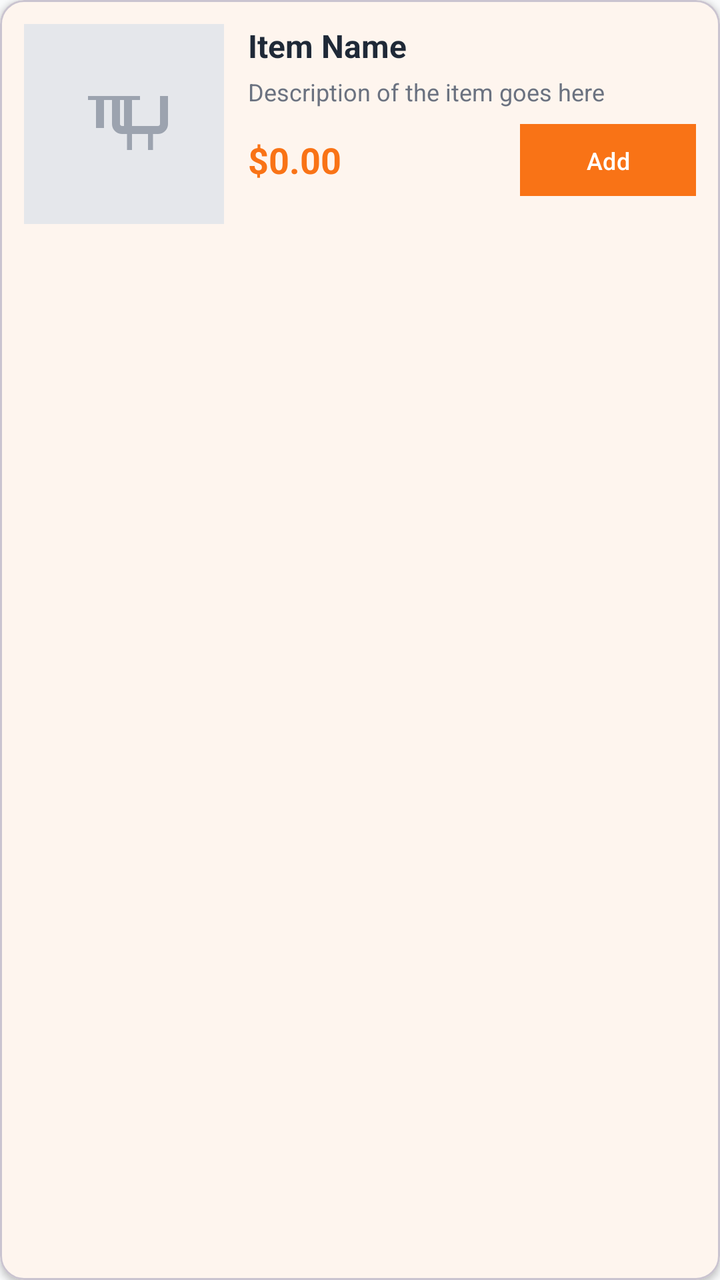
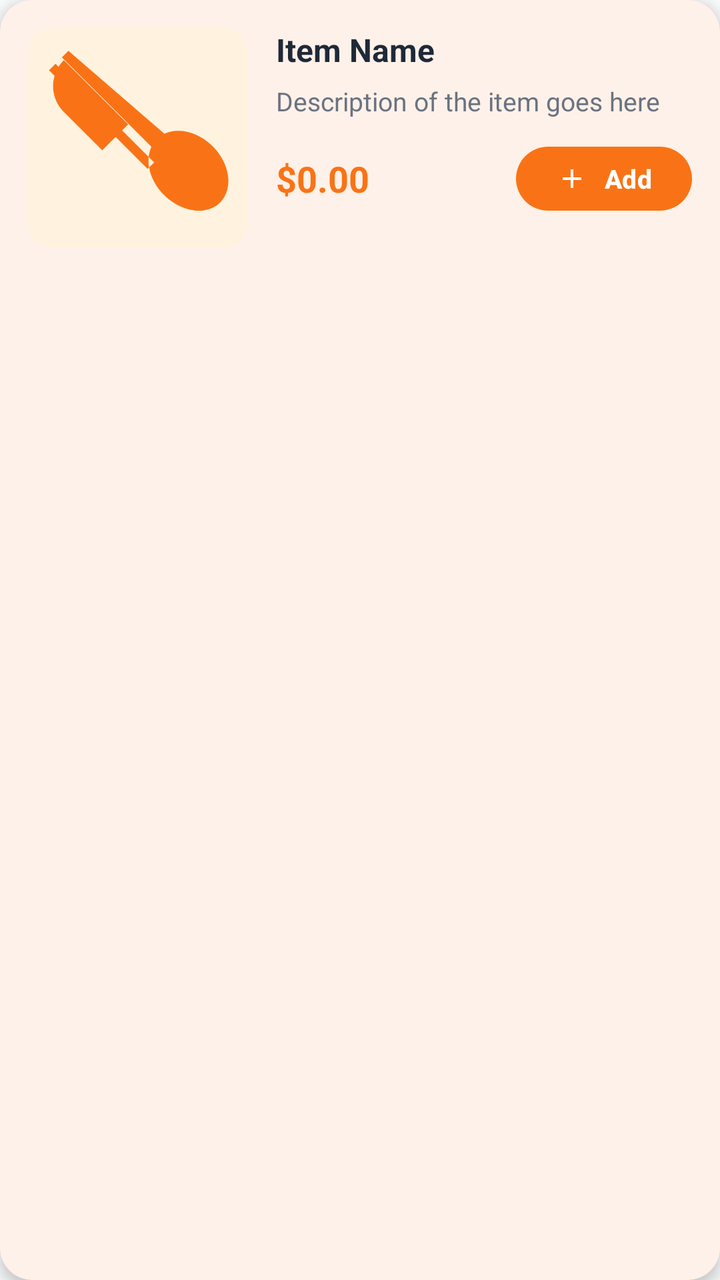

Compare the two renders of this Android layout. The source of the first and the diff that turns it into the second are given below.
<!-- AndroidManifest.xml: application theme Theme.ZimFeast -->
<!-- res/layout/item_menu.xml -->
<?xml version="1.0" encoding="utf-8"?>
<com.google.android.material.card.MaterialCardView
    xmlns:android="http://schemas.android.com/apk/res/android"
    xmlns:app="http://schemas.android.com/apk/res-auto"
    android:layout_width="match_parent"
    android:layout_height="wrap_content"
    android:layout_marginBottom="12dp"
    app:cardCornerRadius="12dp"
    app:cardElevation="2dp"
    app:cardBackgroundColor="@color/card_background">

    <LinearLayout
        android:layout_width="match_parent"
        android:layout_height="wrap_content"
        android:orientation="horizontal"
        android:padding="12dp">

        <ImageView
            android:id="@+id/iv_item_image"
            android:layout_width="100dp"
            android:layout_height="100dp"
            android:scaleType="centerCrop"
            android:src="@drawable/placeholder_restaurant" />

        <LinearLayout
            android:layout_width="0dp"
            android:layout_height="wrap_content"
            android:layout_weight="1"
            android:layout_marginStart="12dp"
            android:orientation="vertical">

            <LinearLayout
                android:layout_width="match_parent"
                android:layout_height="wrap_content"
                android:orientation="horizontal">

                <TextView
                    android:id="@+id/tv_item_name"
                    android:layout_width="0dp"
                    android:layout_height="wrap_content"
                    android:layout_weight="1"
                    android:text="Item Name"
                    android:textColor="@color/text_primary"
                    android:textSize="16sp"
                    android:textStyle="bold"
                    android:maxLines="2"
                    android:ellipsize="end" />

                <TextView
                    android:id="@+id/tv_unavailable"
                    android:layout_width="wrap_content"
                    android:layout_height="wrap_content"
                    android:background="@drawable/bg_chip_outline"
                    android:paddingHorizontal="8dp"
                    android:paddingVertical="2dp"
                    android:text="Unavailable"
                    android:textColor="@color/error"
                    android:textSize="10sp"
                    android:visibility="gone" />

            </LinearLayout>

            <TextView
                android:id="@+id/tv_item_description"
                android:layout_width="match_parent"
                android:layout_height="wrap_content"
                android:layout_marginTop="4dp"
                android:text="Description of the item goes here"
                android:textColor="@color/text_secondary"
                android:textSize="12sp"
                android:maxLines="2"
                android:ellipsize="end" />

            <TextView
                android:id="@+id/tv_category"
                android:layout_width="wrap_content"
                android:layout_height="wrap_content"
                android:layout_marginTop="6dp"
                android:background="@drawable/bg_chip_outline"
                android:paddingHorizontal="8dp"
                android:paddingVertical="2dp"
                android:text="Category"
                android:textColor="@color/text_secondary"
                android:textSize="10sp"
                android:visibility="gone" />

            <LinearLayout
                android:layout_width="match_parent"
                android:layout_height="wrap_content"
                android:layout_marginTop="8dp"
                android:orientation="horizontal"
                android:gravity="center_vertical">

                <TextView
                    android:id="@+id/tv_price"
                    android:layout_width="0dp"
                    android:layout_height="wrap_content"
                    android:layout_weight="1"
                    android:text="$0.00"
                    android:textColor="@color/primary"
                    android:textSize="18sp"
                    android:textStyle="bold" />

                <Button
                    android:id="@+id/btn_add_to_cart"
                    android:layout_width="wrap_content"
                    android:layout_height="36dp"
                    android:text="Add"
                    android:textColor="@android:color/white"
                    android:textSize="12sp"
                    android:background="@drawable/gradient_primary"
                    android:paddingHorizontal="16dp" />

            </LinearLayout>

        </LinearLayout>

    </LinearLayout>

</com.google.android.material.card.MaterialCardView>
<!-- resources referenced by this layout -->
<resources>
  <color name="card_background">#FFFFFF</color>
  <color name="error">#EF4444</color>
  <color name="primary">#F97316</color>
  <color name="text_primary">#1F2937</color>
  <color name="text_secondary">#6B7280</color>
  <!-- drawable bg_chip_outline (drawable) -->
  <?xml version="1.0" encoding="utf-8"?>
  <shape xmlns:android="http://schemas.android.com/apk/res/android"
      android:shape="rectangle">
      <corners android:radius="9999dp" />
      <stroke
          android:width="1dp"
          android:color="@color/primary" />
      <solid android:color="@android:color/transparent" />
  </shape>
  <!-- drawable gradient_primary (drawable) -->
  <?xml version="1.0" encoding="utf-8"?>
  <shape xmlns:android="http://schemas.android.com/apk/res/android">
      <gradient
          android:angle="135"
          android:startColor="@color/primary"
          android:centerColor="@color/primary_dark"
          android:endColor="@color/primary_variant" />
  </shape>
  <!-- drawable placeholder_restaurant (drawable) -->
  <?xml version="1.0" encoding="utf-8"?>
  <vector xmlns:android="http://schemas.android.com/apk/res/android"
      android:width="100dp"
      android:height="100dp"
      android:viewportWidth="100"
      android:viewportHeight="100">
      <path
          android:fillColor="#E5E7EB"
          android:pathData="M0,0h100v100h-100z" />
      <path
          android:fillColor="#9CA3AF"
          android:pathData="M44,38h-4v14h-4V38h-4v-2h12v2zM58,38h-4v14h-4V38h-4v-2h12v2zM72,36v14c0,2.76 -2.24,5 -5,5h-2.5v8H62v-8H54v8h-2.5v-8H49c-2.76,0 -5,-2.24 -5,-5V36h4v14c0,0.55 0.45,1 1,1h18c0.55,0 1,-0.45 1,-1V36h4z" />
  </vector>
  <style name="Theme.ZimFeast" parent="Theme.Material3.DayNight.NoActionBar">
          <item name="colorPrimary">@color/primary</item>
          <item name="colorPrimaryDark">@color/primary_dark</item>
          <item name="colorPrimaryVariant">@color/primary_variant</item>
          <item name="colorSecondary">@color/secondary</item>
          <item name="colorSecondaryVariant">@color/secondary_variant</item>
          <item name="android:colorBackground">@color/background</item>
          <item name="colorSurface">@color/surface</item>
          <item name="colorError">@color/error</item>
          <item name="colorOnPrimary">@color/on_primary</item>
          <item name="colorOnSecondary">@color/on_secondary</item>
          <item name="colorOnBackground">@color/on_background</item>
          <item name="colorOnSurface">@color/on_surface</item>
          <item name="colorOnError">@color/on_error</item>
          <item name="android:statusBarColor">@color/background</item>
          <item name="android:navigationBarColor">@color/background</item>
      </style>
  <color name="primary_dark">#EA580C</color>
  <color name="primary_variant">#C2410C</color>
  <color name="secondary">#FB923C</color>
  <color name="secondary_variant">#FDBA74</color>
  <color name="background">#F9FAFB</color>
  <color name="surface">#FFFFFF</color>
  <color name="on_primary">#FFFFFF</color>
  <color name="on_secondary">#FFFFFF</color>
  <color name="on_background">#1F2937</color>
  <color name="on_surface">#1F2937</color>
  <color name="on_error">#FFFFFF</color>
</resources>

<!-- the commit's change to res/layout/item_menu.xml (unified diff, before → after) -->
@@ -5,28 +5,37 @@
     android:layout_width="match_parent"
     android:layout_height="wrap_content"
     android:layout_marginBottom="12dp"
-    app:cardCornerRadius="12dp"
-    app:cardElevation="2dp"
-    app:cardBackgroundColor="@color/card_background">
+    app:cardCornerRadius="16dp"
+    app:cardElevation="4dp"
+    app:cardBackgroundColor="@color/card_background"
+    app:strokeWidth="0dp">
 
     <LinearLayout
         android:layout_width="match_parent"
         android:layout_height="wrap_content"
         android:orientation="horizontal"
-        android:padding="12dp">
+        android:padding="14dp">
 
-        <ImageView
-            android:id="@+id/iv_item_image"
-            android:layout_width="100dp"
-            android:layout_height="100dp"
-            android:scaleType="centerCrop"
-            android:src="@drawable/placeholder_restaurant" />
+        <androidx.cardview.widget.CardView
+            android:layout_width="110dp"
+            android:layout_height="110dp"
+            app:cardCornerRadius="12dp"
+            app:cardElevation="0dp">
+
+            <ImageView
+                android:id="@+id/iv_item_image"
+                android:layout_width="match_parent"
+                android:layout_height="match_parent"
+                android:scaleType="centerCrop"
+                android:src="@drawable/placeholder_food" />
+
+        </androidx.cardview.widget.CardView>
 
         <LinearLayout
             android:layout_width="0dp"
             android:layout_height="wrap_content"
             android:layout_weight="1"
-            android:layout_marginStart="12dp"
+            android:layout_marginStart="14dp"
             android:orientation="vertical">
 
             <LinearLayout
@@ -44,18 +53,20 @@
                     android:textSize="16sp"
                     android:textStyle="bold"
                     android:maxLines="2"
-                    android:ellipsize="end" />
+                    android:ellipsize="end"
+                    android:lineSpacingExtra="2dp" />
 
                 <TextView
                     android:id="@+id/tv_unavailable"
                     android:layout_width="wrap_content"
                     android:layout_height="wrap_content"
-                    android:background="@drawable/bg_chip_outline"
+                    android:background="@drawable/bg_chip_error"
                     android:paddingHorizontal="8dp"
-                    android:paddingVertical="2dp"
-                    android:text="Unavailable"
-                    android:textColor="@color/error"
+                    android:paddingVertical="3dp"
+                    android:text="Sold Out"
+                    android:textColor="@android:color/white"
                     android:textSize="10sp"
+                    android:textStyle="bold"
                     android:visibility="gone" />
 
             </LinearLayout>
@@ -64,30 +75,32 @@
                 android:id="@+id/tv_item_description"
                 android:layout_width="match_parent"
                 android:layout_height="wrap_content"
-                android:layout_marginTop="4dp"
+                android:layout_marginTop="6dp"
                 android:text="Description of the item goes here"
                 android:textColor="@color/text_secondary"
-                android:textSize="12sp"
+                android:textSize="13sp"
                 android:maxLines="2"
-                android:ellipsize="end" />
+                android:ellipsize="end"
+                android:lineSpacingExtra="2dp" />
 
             <TextView
                 android:id="@+id/tv_category"
                 android:layout_width="wrap_content"
                 android:layout_height="wrap_content"
-                android:layout_marginTop="6dp"
-                android:background="@drawable/bg_chip_outline"
-                android:paddingHorizontal="8dp"
-                android:paddingVertical="2dp"
+                android:layout_marginTop="8dp"
+                android:background="@drawable/bg_chip_orange"
+                android:paddingHorizontal="10dp"
+                android:paddingVertical="4dp"
                 android:text="Category"
-                android:textColor="@color/text_secondary"
-                android:textSize="10sp"
+                android:textColor="@color/primary"
+                android:textSize="11sp"
+                android:textStyle="bold"
                 android:visibility="gone" />
 
             <LinearLayout
                 android:layout_width="match_parent"
                 android:layout_height="wrap_content"
-                android:layout_marginTop="8dp"
+                android:layout_marginTop="10dp"
                 android:orientation="horizontal"
                 android:gravity="center_vertical">
 
@@ -101,14 +114,20 @@
                     android:textSize="18sp"
                     android:textStyle="bold" />
 
-                <Button
+                <com.google.android.material.button.MaterialButton
                     android:id="@+id/btn_add_to_cart"
                     android:layout_width="wrap_content"
-                    android:layout_height="36dp"
+                    android:layout_height="40dp"
                     android:text="Add"
                     android:textColor="@android:color/white"
-                    android:textSize="12sp"
-                    android:background="@drawable/gradient_primary"
+                    android:textSize="13sp"
+                    android:textStyle="bold"
+                    app:backgroundTint="@color/primary"
+                    app:cornerRadius="20dp"
+                    app:icon="@drawable/ic_add"
+                    app:iconTint="@android:color/white"
+                    app:iconSize="16dp"
+                    app:iconGravity="textStart"
                     android:paddingHorizontal="16dp" />
 
             </LinearLayout>
<!-- resource entries referenced after the edit -->
@@ -5,39 +5,53 @@
   <color name="primary">#F97316</color>
   <color name="text_primary">#1F2937</color>
   <color name="text_secondary">#6B7280</color>
-  <!-- drawable bg_chip_outline (drawable) -->
+  <!-- drawable bg_chip_error (drawable) -->
   <?xml version="1.0" encoding="utf-8"?>
   <shape xmlns:android="http://schemas.android.com/apk/res/android"
       android:shape="rectangle">
-      <corners android:radius="9999dp" />
-      <stroke
-          android:width="1dp"
-          android:color="@color/primary" />
-      <solid android:color="@android:color/transparent" />
+      <solid android:color="#E53935" />
+      <corners android:radius="12dp" />
   </shape>
-  <!-- drawable gradient_primary (drawable) -->
+  <!-- drawable bg_chip_orange (drawable) -->
   <?xml version="1.0" encoding="utf-8"?>
-  <shape xmlns:android="http://schemas.android.com/apk/res/android">
-      <gradient
-          android:angle="135"
-          android:startColor="@color/primary"
-          android:centerColor="@color/primary_dark"
-          android:endColor="@color/primary_variant" />
+  <shape xmlns:android="http://schemas.android.com/apk/res/android"
+      android:shape="rectangle">
+      <solid android:color="#FFF3E0" />
+      <corners android:radius="12dp" />
   </shape>
-  <!-- drawable placeholder_restaurant (drawable) -->
+  <!-- drawable ic_add (drawable) -->
+  <vector xmlns:android="http://schemas.android.com/apk/res/android"
+      android:width="24dp"
+      android:height="24dp"
+      android:viewportWidth="24"
+      android:viewportHeight="24">
+      <path
+          android:fillColor="#FFFFFF"
+          android:pathData="M19,13h-6v6h-2v-6H5v-2h6V5h2v6h6v2z"/>
+  </vector>
+  <!-- drawable placeholder_food (drawable) -->
   <?xml version="1.0" encoding="utf-8"?>
-  <vector xmlns:android="http://schemas.android.com/apk/res/android"
-      android:width="100dp"
-      android:height="100dp"
-      android:viewportWidth="100"
-      android:viewportHeight="100">
-      <path
-          android:fillColor="#E5E7EB"
-          android:pathData="M0,0h100v100h-100z" />
-      <path
-          android:fillColor="#9CA3AF"
-          android:pathData="M44,38h-4v14h-4V38h-4v-2h12v2zM58,38h-4v14h-4V38h-4v-2h12v2zM72,36v14c0,2.76 -2.24,5 -5,5h-2.5v8H62v-8H54v8h-2.5v-8H49c-2.76,0 -5,-2.24 -5,-5V36h4v14c0,0.55 0.45,1 1,1h18c0.55,0 1,-0.45 1,-1V36h4z" />
-  </vector>
+  <layer-list xmlns:android="http://schemas.android.com/apk/res/android">
+      <item>
+          <shape android:shape="rectangle">
+              <solid android:color="#FFF3E0" />
+          </shape>
+      </item>
+      <item
+          android:gravity="center"
+          android:width="48dp"
+          android:height="48dp">
+          <vector
+              android:width="48dp"
+              android:height="48dp"
+              android:viewportWidth="24"
+              android:viewportHeight="24">
+              <path
+                  android:fillColor="#F97316"
+                  android:pathData="M8.1,13.34l2.83,-2.83L3.91,3.5c-1.56,1.56 -1.56,4.09 0,5.66l4.19,4.18zM14.88,11.53c1.53,-0.71 3.68,-0.21 5.27,1.38 1.91,1.91 2.28,4.65 0.81,6.12 -1.46,1.46 -4.2,1.1 -6.12,-0.81 -1.59,-1.59 -2.09,-3.74 -1.38,-5.27L3.7,3.2 2.29,4.61l10.76,10.76 0.71,-0.71 -10.76,-10.76L4.41,2.49z"/>
+          </vector>
+      </item>
+  </layer-list>
   <style name="Theme.ZimFeast" parent="Theme.Material3.DayNight.NoActionBar">
           <item name="colorPrimary">@color/primary</item>
           <item name="colorPrimaryDark">@color/primary_dark</item>
